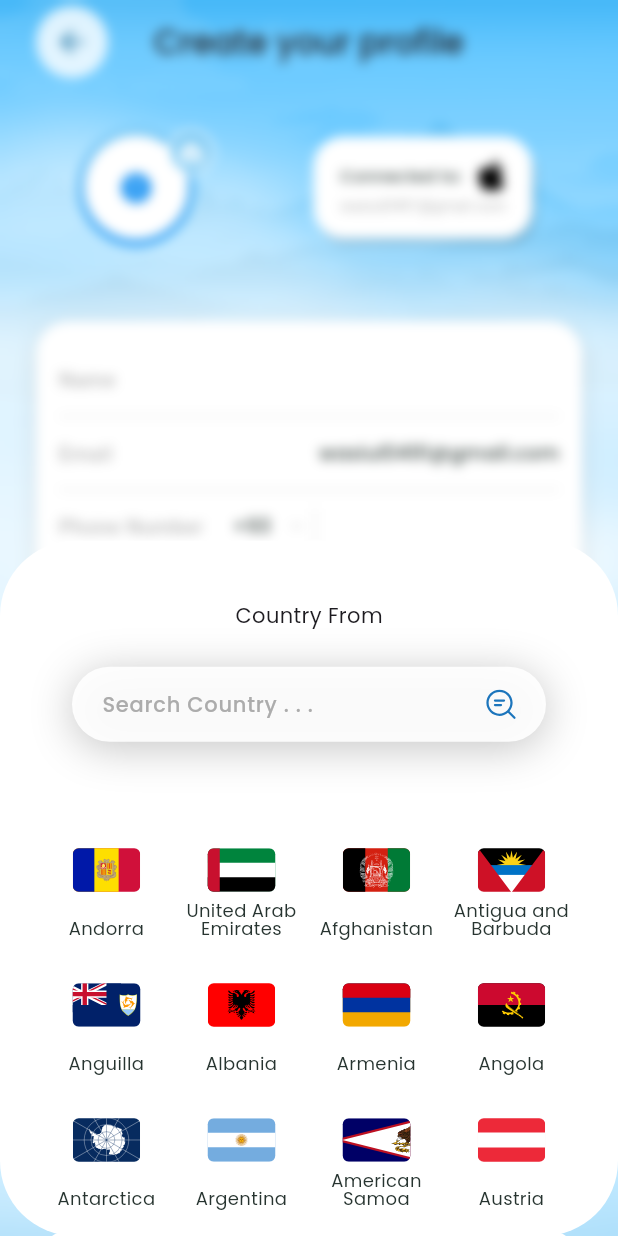
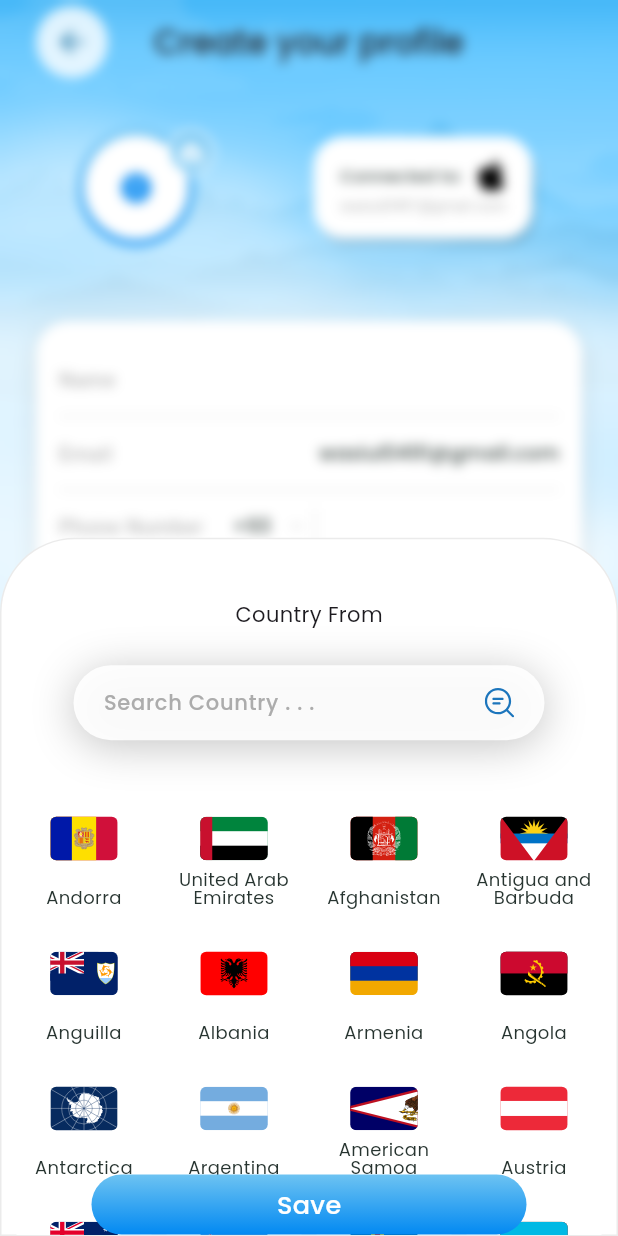
Before and after one commit to Zimmer550i/wanderlink, a Flutter app: the CreateProfile screen opened directly, after a tap on "Country from", on a phone screen of 412 x 824 dp. Run offline on Flutter 3.47's test engine with Material 3 defaults, Android fonts, the phone set to English and light mode, and no system bars; drawn by our look-alikes of cached_network_image, country_code_picker; our stand-ins replace flutter_contacts, flutter_svg, get, image_cropper, image_picker, permission_handler and 2 more; missing offline and left inert: flutter_inner_shadow; accounts and stored records are empty; network calls fail; project files that could hold a hidden picture were left out.

Commit message:
add: completed create profile

```diff
--- a/lib/views/base/custom_modal_sheet.dart
+++ b/lib/views/base/custom_modal_sheet.dart
@@ -1,40 +1,134 @@
 import 'package:flutter/material.dart';
 import 'dart:ui'; // for BackdropFilter
 
-class CustomModalSheet extends StatelessWidget {
-  const CustomModalSheet({super.key});
+class CustomModalSheet extends StatefulWidget {
+  final Widget? overlay;
+  final bool showModal;
+  final void Function() onTapOutside;
+  final Widget child;
+  const CustomModalSheet({
+    super.key,
+    this.overlay,
+    required this.onTapOutside,
+    required this.child,
+    required this.showModal,
+  });
+
+  @override
+  CustomModalSheetState createState() => CustomModalSheetState();
+}
+
+class CustomModalSheetState extends State<CustomModalSheet>
+    with TickerProviderStateMixin {
+  late AnimationController _slideController;
+  late AnimationController _blurController;
+  late Animation<Offset> _slideAnimation;
+  late Animation<double> _blurAnimation;
+
+  @override
+  void initState() {
+    super.initState();
+    _slideController = AnimationController(
+      duration: Duration(milliseconds: 300),
+      vsync: this,
+    );
+    _blurController = AnimationController(
+      duration: Duration(milliseconds: 300),
+      vsync: this,
+    );
+
+    _slideAnimation = Tween<Offset>(begin: Offset(0, 1), end: Offset(0, 0))
+        .animate(
+          CurvedAnimation(parent: _slideController, curve: Curves.easeInOut),
+        );
+
+    _blurAnimation = Tween<double>(begin: 0.0, end: 4.0).animate(
+      CurvedAnimation(parent: _blurController, curve: Curves.easeInOut),
+    );
+  }
+
+  @override
+  void didUpdateWidget(CustomModalSheet oldWidget) {
+    super.didUpdateWidget(oldWidget);
+
+    if (widget.showModal) {
+      _slideController.forward();
+      _blurController.forward();
+    } else {
+      _slideController.reverse();
+      _blurController.reverse();
+    }
+  }
 
   @override
   Widget build(BuildContext context) {
-    return BackdropFilter(
-      filter: ImageFilter.blur(sigmaX: 5.0, sigmaY: 5.0), // Apply blur
-      child: Container(
-        color: Colors.black.withAlpha(128), // Semi-transparent black overlay
-        child: Center(
-          child: Material(
-            color: Colors.white,
-            borderRadius: BorderRadius.circular(20),
-            child: Container(
-              padding: EdgeInsets.all(20),
-              width: double.infinity,
-              height: 300,
-              child: Column(
-                mainAxisAlignment: MainAxisAlignment.center,
-                children: [
-                  Text('Custom Modal Content', style: TextStyle(fontSize: 20)),
-                  SizedBox(height: 20),
-                  ElevatedButton(
-                    onPressed: () {
-                      Navigator.pop(context); // Close the modal
-                    },
-                    child: Text('Close'),
+    return Stack(
+      children: [
+        widget.child,
+
+        if (widget.showModal)
+          AnimatedBuilder(
+            animation: _blurController,
+            builder: (context, child) {
+              return BackdropFilter(
+                filter: ImageFilter.blur(
+                  sigmaX: _blurAnimation.value,
+                  sigmaY: _blurAnimation.value,
+                ),
+                child: Container(color: Colors.transparent),
+              );
+            },
+          ),
+
+        if (widget.showModal)
+          Positioned.fill(
+            child: GestureDetector(
+              onTap: () {
+                _slideController.reverse();
+                _blurController.reverse();
+                Future.delayed(
+                  Duration(milliseconds: 300),
+                  widget.onTapOutside,
+                );
+              },
+            ),
+          ),
+
+        if (widget.showModal)
+          Positioned(
+            left: 0,
+            right: 0,
+            bottom: 0,
+            child: SlideTransition(
+              position: _slideAnimation,
+              child: Material(
+                type: MaterialType.transparency,
+                child: Container(
+                  constraints: BoxConstraints(
+                    maxHeight: MediaQuery.of(context).size.height / 1.77,
                   ),
-                ],
+                  decoration: BoxDecoration(
+                    color: Colors.white,
+                    borderRadius: BorderRadius.vertical(
+                      top: Radius.circular(50),
+                    ),
+                    border: Border.all(
+                      color: Colors.black.withAlpha((8*2.55).toInt())
+                    )
+                  ),
+                  child: widget.overlay,
+                ),
               ),
             ),
           ),
-        ),
-      ),
+      ],
     );
   }
+
+  @override
+  void dispose() {
+    _slideController.dispose();
+    _blurController.dispose();
+    super.dispose();
+  }
 }
--- a/lib/views/base/custom_search_bar.dart
+++ b/lib/views/base/custom_search_bar.dart
@@ -6,7 +6,16 @@ class CustomSearchBar extends StatelessWidget {
   final String? hintText;
   final double height;
   final double iconSize;
-  const CustomSearchBar({super.key, this.hintText, this.height = 60, this.iconSize = 24});
+  final TextEditingController? controller;
+  final void Function(String)? onChanged;
+  const CustomSearchBar({
+    super.key,
+    this.hintText,
+    this.height = 60,
+    this.iconSize = 24,
+    this.controller,
+    this.onChanged,
+  });
 
   @override
   Widget build(BuildContext context) {
@@ -28,6 +37,8 @@ class CustomSearchBar extends StatelessWidget {
         children: [
           Expanded(
             child: TextField(
+              controller: controller,
+              onChanged: onChanged,
               decoration: InputDecoration(
                 border: InputBorder.none,
                 hintText: hintText ?? "Search Country . . .",
@@ -40,7 +51,11 @@ class CustomSearchBar extends StatelessWidget {
               ),
             ),
           ),
-          CustomSvg(asset: AppIcons.search, size: iconSize, color: Color(0xff1C75BC)),
+          CustomSvg(
+            asset: AppIcons.search,
+            size: iconSize,
+            color: Color(0xff1C75BC),
+          ),
         ],
       ),
     );
--- a/lib/views/screens/auth/create_profile.dart
+++ b/lib/views/screens/auth/create_profile.dart
@@ -1,5 +1,4 @@
 import 'dart:io';
-import 'dart:ui';
 import 'package:country_code_picker/country_code_picker.dart';
 import 'package:flutter/material.dart';
 import 'package:flutter_inner_shadow/flutter_inner_shadow.dart';
@@ -10,6 +9,7 @@ import 'package:wanderlink/utils/custom_svg.dart';
 import 'package:wanderlink/utils/formatter.dart';
 import 'package:wanderlink/views/base/country_widget.dart';
 import 'package:wanderlink/views/base/custom_button.dart';
+import 'package:wanderlink/views/base/custom_modal_sheet.dart';
 import 'package:wanderlink/views/base/custom_scaffold.dart';
 import 'package:wanderlink/views/base/custom_search_bar.dart';
 import 'package:wanderlink/views/base/custom_switch.dart';
@@ -25,15 +25,27 @@ class CreateProfile extends StatefulWidget {
 }
 
 class _CreateProfileState extends State<CreateProfile> {
+  Widget? overlay;
   File? _image;
   bool publicProfile = false;
   bool connectContacts = false;
   String? countryFrom;
   String? livesIn;
+  DateTime? birthDate;
+
+  void clearOverlay() {
+    setState(() {
+      overlay = null;
+    });
+  }
 
   @override
   Widget build(BuildContext context) {
-    return CustomScaffold(
+    return CustomModalSheet(
+      overlay: overlay,
+      showModal: overlay != null,
+      onTapOutside: clearOverlay,
+      child: CustomScaffold(
         hasNavbar: false,
         title: "Create your profile",
         children: [
@@ -261,7 +273,16 @@ class _CreateProfileState extends State<CreateProfile> {
                   height: 1,
                   decoration: BoxDecoration(color: Color(0x80c4c4c4)),
                 ),
-              SizedBox(
+                InkWell(
+                  onTap: () async {
+                    birthDate = await showDatePicker(
+                      context: context,
+                      firstDate: DateTime(1900),
+                      lastDate: DateTime(2050),
+                    );
+                    setState(() {});
+                  },
+                  child: SizedBox(
                     height: 48,
                     child: Row(
                       children: [
@@ -275,7 +296,9 @@ class _CreateProfileState extends State<CreateProfile> {
                         ),
                         Spacer(),
                         Text(
-                      Formatter.dateFormatter(DateTime.now()),
+                          birthDate == null
+                              ? ""
+                              : Formatter.dateFormatter(birthDate!),
                           style: TextStyle(
                             fontWeight: FontWeight.w500,
                             fontSize: 13,
@@ -288,6 +311,7 @@ class _CreateProfileState extends State<CreateProfile> {
                       ],
                     ),
                   ),
+                ),
                 Container(
                   width: double.infinity,
                   height: 1,
@@ -295,12 +319,17 @@ class _CreateProfileState extends State<CreateProfile> {
                 ),
                 InkWell(
                   onTap: () {
-                  _showCountrySelectionSheet(context, countryFrom, (code) {
+                    setState(() {
+                      overlay = CountryPickerWidget(
+                        selected: countryFrom,
+                        onClick: (code) {
                           setState(() {
                             countryFrom = code;
                           });
+                        },
+                        clearOverlay: clearOverlay,
+                      );
                     });
-                  // CustomModalSheet();
                   },
                   child: SizedBox(
                     height: 48,
@@ -335,7 +364,21 @@ class _CreateProfileState extends State<CreateProfile> {
                   height: 1,
                   decoration: BoxDecoration(color: Color(0x80c4c4c4)),
                 ),
-              SizedBox(
+                InkWell(
+                  onTap: () {
+                    setState(() {
+                      overlay = CountryPickerWidget(
+                        selected: livesIn,
+                        onClick: (code) {
+                          setState(() {
+                            livesIn = code;
+                          });
+                        },
+                        clearOverlay: clearOverlay,
+                      );
+                    });
+                  },
+                  child: SizedBox(
                     height: 48,
                     child: Row(
                       children: [
@@ -360,6 +403,7 @@ class _CreateProfileState extends State<CreateProfile> {
                         CustomSvg(asset: AppIcons.arrowDown),
                         const SizedBox(width: 16),
                       ],
+                    ),
                   ),
                 ),
                 Container(
@@ -434,6 +478,7 @@ class _CreateProfileState extends State<CreateProfile> {
           const SizedBox(height: 56),
           CustomButton(text: "Save"),
         ],
+      ),
     );
   }
 
@@ -480,64 +525,97 @@ class _CreateProfileState extends State<CreateProfile> {
       return false;
     }
   }
+}
 
-  void _showCountrySelectionSheet(
-    BuildContext context,
-    String? selected,
-    void Function(String? code) onClick,
-  ) {
-    showModalBottomSheet(
-      context: context,
-      backgroundColor: Colors.transparent,
-      barrierColor: Colors.transparent,
-      useSafeArea: true,
-      builder: (context) {
-        return Stack(
-          children: [
-            Positioned.fill(
-              child: BackdropFilter(
-                filter: ImageFilter.blur(sigmaX: 4.0, sigmaY: 4.0),
-                child: Container(color: Colors.transparent),
-              ),
-            ),
-            Container(
-              decoration: BoxDecoration(
-                color: Colors.white,
-                borderRadius: BorderRadius.circular(50),
-              ),
-              child: Column(
+class CountryPickerWidget extends StatefulWidget {
+  final String? selected;
+  final void Function(String? code) onClick;
+  final void Function() clearOverlay;
+
+  const CountryPickerWidget({
+    super.key,
+    required this.selected,
+    required this.onClick,
+    required this.clearOverlay,
+  });
+
+  @override
+  State<CountryPickerWidget> createState() => _CountryPickerWidgetState();
+}
+
+class _CountryPickerWidgetState extends State<CountryPickerWidget> {
+  String? current;
+  String? searchText;
+
+  @override
+  void initState() {
+    super.initState();
+    current = widget.selected;
+  }
+
+  @override
+  Widget build(BuildContext context) {
+    return Column(
       children: [
         const SizedBox(height: 40),
         Text("Country From", style: TextStyle(fontSize: 14)),
         const SizedBox(height: 24),
         Padding(
           padding: const EdgeInsets.symmetric(horizontal: 48),
-                    child: CustomSearchBar(height: 50, iconSize: 20),
+          child: CustomSearchBar(
+            height: 50,
+            iconSize: 20,
+            onChanged: (p0) {
+              setState(() {
+                searchText = p0;
+              });
+            },
+          ),
         ),
         const SizedBox(height: 36),
         Expanded(
-                    child: SingleChildScrollView(
+          child: Stack(
+            children: [
+              SingleChildScrollView(
+                child: SafeArea(
+                  top: false,
+                  child: SizedBox(
+                    width: double.infinity,
                     child: Wrap(
+                      alignment: WrapAlignment.spaceEvenly,
                       children: [
-                          const SizedBox(width: 360, height: 20),
                         for (var i in AppConstants.countryNames.keys)
+                          if (searchQuery(i))
                             CountryWidget(
                               countryCode: i,
-                              isSelected: i == selected,
+                              isSelected: i == current,
                               onClick: () {
-                                onClick(i);
+                                setState(() {
+                                  current = i;
+                                  widget.onClick(i);
+                                });
                               },
                             ),
+                        const SizedBox(height: 40, width: double.infinity),
                       ],
                     ),
                   ),
+                ),
+              ),
+              Positioned(
+                left: 60,
+                right: 60,
+                bottom: MediaQuery.of(context).viewPadding.bottom,
+                child: CustomButton(text: "Save", onTap: widget.clearOverlay),
               ),
             ],
           ),
         ),
       ],
     );
-      },
-    );
   }
+
+  bool searchQuery(String i) => AppConstants.countryNames[i]!
+      .toLowerCase()
+      .contains(searchText?.toLowerCase() ?? "");
 }
--- /dev/null
+++ b/lib/views/screens/auth/onboarding1.dart
@@ -0,0 +1,13 @@
+import 'package:flutter/material.dart';
+import 'package:wanderlink/views/base/custom_scaffold.dart';
+
+class Onboarding1 extends StatelessWidget {
+  const Onboarding1({super.key});
+
+  @override
+  Widget build(BuildContext context) {
+    return CustomScaffold(children: [
+
+    ]);
+  }
+}
```
Also changed, not shown: assets/images/onboarding1.png (added), assets/images/onboarding2.png (added), assets/images/onboarding3.png (added). Lines whose indentation alone changed are shown as unchanged.
